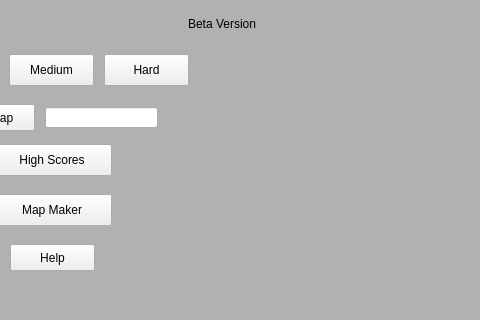
bstee615/project, file titlescreen.ui: the form before one commit; both pictures show x 460 to 940 and y 366 to 686 of the 1024 by 768 pixel window.
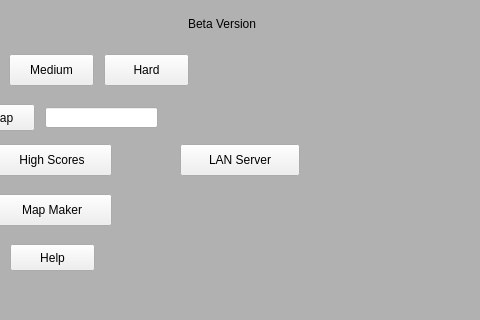
The form after the commit. Icons and pictures are not drawn.

Diff of the .ui file:
```diff
--- a/titlescreen.ui
+++ b/titlescreen.ui
@@ -168,6 +168,19 @@
     <string>Help</string>
    </property>
   </widget>
+  <widget class="QPushButton" name="btnServer">
+   <property name="geometry">
+    <rect>
+     <x>640</x>
+     <y>510</y>
+     <width>120</width>
+     <height>32</height>
+    </rect>
+   </property>
+   <property name="text">
+    <string>LAN Server</string>
+   </property>
+  </widget>
   <zorder>btnHelp</zorder>
   <zorder>label</zorder>
   <zorder>btnStart</zorder>
@@ -179,6 +192,7 @@
   <zorder>leOtherMap</zorder>
   <zorder>btnHard</zorder>
   <zorder>pushButton_2</zorder>
+  <zorder>btnServer</zorder>
  </widget>
  <resources>
   <include location="resources.qrc"/>
```
